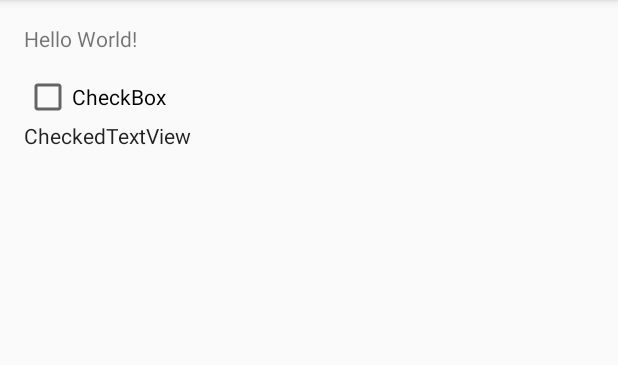
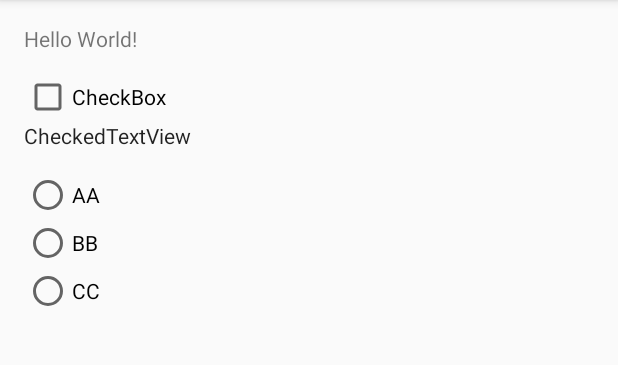
Before and after one commit to Shaojung/TT100602, an Android app: the screen it shows after launch (MainActivity), on a phone screen of 412 x 824 dp, the part 84-449 px from its top. Run offline under Robolectric (Android 15) with nearby library versions, the phone set to English and light mode, and no system bars.

Commit message:
add RadioButton

```diff
--- a/app/src/main/res/layout/activity_main.xml
+++ b/app/src/main/res/layout/activity_main.xml
@@ -32,4 +32,38 @@
         android:layout_below="@+id/checkBox"
         android:layout_alignParentStart="true"
         android:id="@+id/checkedTextView" />
+
+    <RadioGroup
+        android:layout_width="wrap_content"
+        android:layout_height="wrap_content"
+        android:layout_below="@+id/checkedTextView"
+        android:layout_alignParentStart="true"
+        android:layout_marginTop="14dp" >
+
+        <RadioButton
+            android:text="AA"
+            android:layout_width="wrap_content"
+            android:layout_height="wrap_content"
+            android:layout_below="@+id/checkedTextView"
+            android:layout_alignEnd="@+id/textView"
+            android:layout_marginEnd="21dp"
+            android:id="@+id/radioButton3"
+            android:layout_weight="1" />
+
+        <RadioButton
+            android:text="BB"
+            android:layout_width="wrap_content"
+            android:layout_height="wrap_content"
+            android:id="@+id/radioButton4"
+            android:layout_weight="1" />
+
+        <RadioButton
+            android:text="CC"
+            android:layout_width="wrap_content"
+            android:layout_height="wrap_content"
+            android:id="@+id/radioButton5"
+            android:layout_weight="1" />
+
+    </RadioGroup>
+
 </RelativeLayout>
```
